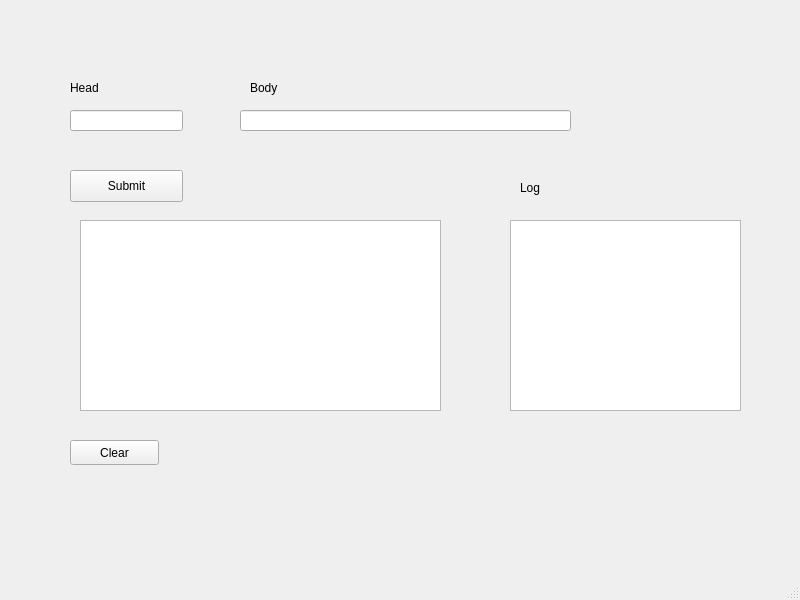
Before: the Qt Designer form Castle/mainwindow.ui in gitmark/DragonRecipes, drawn with Qt 5.
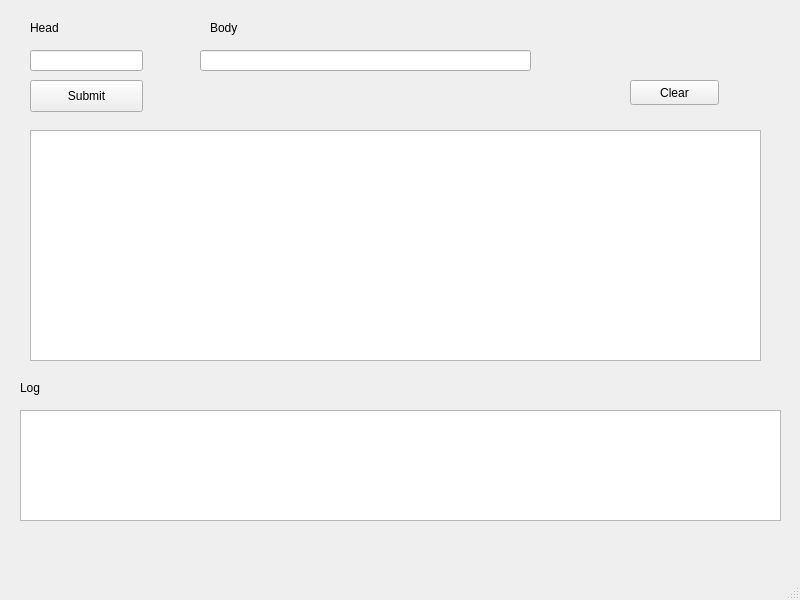
After: the same form once the commit is applied.

Diff of the .ui file:
```diff
--- a/Castle/mainwindow.ui
+++ b/Castle/mainwindow.ui
@@ -17,8 +17,8 @@
    <widget class="QPushButton" name="pushButton">
     <property name="geometry">
      <rect>
-      <x>70</x>
-      <y>170</y>
+      <x>30</x>
+      <y>80</y>
       <width>113</width>
       <height>32</height>
      </rect>
@@ -30,8 +30,8 @@
    <widget class="QLabel" name="label">
     <property name="geometry">
      <rect>
-      <x>70</x>
-      <y>80</y>
+      <x>30</x>
+      <y>20</y>
       <width>59</width>
       <height>16</height>
      </rect>
@@ -43,8 +43,8 @@
    <widget class="QLineEdit" name="lineEditHead">
     <property name="geometry">
      <rect>
-      <x>70</x>
-      <y>110</y>
+      <x>30</x>
+      <y>50</y>
       <width>113</width>
       <height>21</height>
      </rect>
@@ -53,8 +53,8 @@
    <widget class="QLabel" name="label_2">
     <property name="geometry">
      <rect>
-      <x>250</x>
-      <y>80</y>
+      <x>210</x>
+      <y>20</y>
       <width>59</width>
       <height>16</height>
      </rect>
@@ -66,8 +66,8 @@
    <widget class="QLineEdit" name="lineEditBody">
     <property name="geometry">
      <rect>
-      <x>240</x>
-      <y>110</y>
+      <x>200</x>
+      <y>50</y>
       <width>331</width>
       <height>21</height>
      </rect>
@@ -76,18 +76,18 @@
    <widget class="QTextEdit" name="textEditResults">
     <property name="geometry">
      <rect>
-      <x>80</x>
-      <y>220</y>
-      <width>361</width>
-      <height>191</height>
+      <x>30</x>
+      <y>130</y>
+      <width>731</width>
+      <height>231</height>
      </rect>
     </property>
    </widget>
    <widget class="QPushButton" name="pushButton_2">
     <property name="geometry">
      <rect>
-      <x>70</x>
-      <y>440</y>
+      <x>630</x>
+      <y>80</y>
       <width>89</width>
       <height>25</height>
      </rect>
@@ -99,8 +99,8 @@
    <widget class="QLabel" name="label_3">
     <property name="geometry">
      <rect>
-      <x>520</x>
-      <y>180</y>
+      <x>20</x>
+      <y>380</y>
       <width>59</width>
       <height>16</height>
      </rect>
@@ -112,10 +112,10 @@
    <widget class="QTextEdit" name="textEditLog">
     <property name="geometry">
      <rect>
-      <x>510</x>
-      <y>220</y>
-      <width>231</width>
-      <height>191</height>
+      <x>20</x>
+      <y>410</y>
+      <width>761</width>
+      <height>111</height>
      </rect>
     </property>
    </widget>
```
